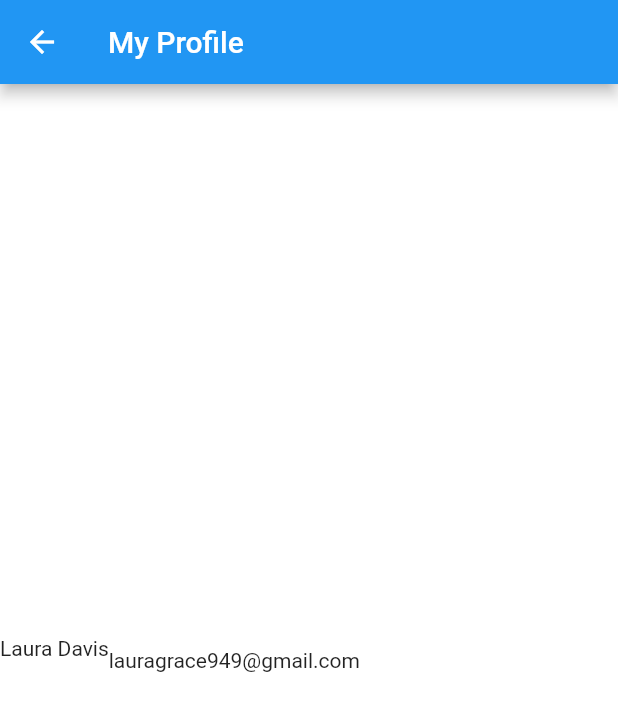
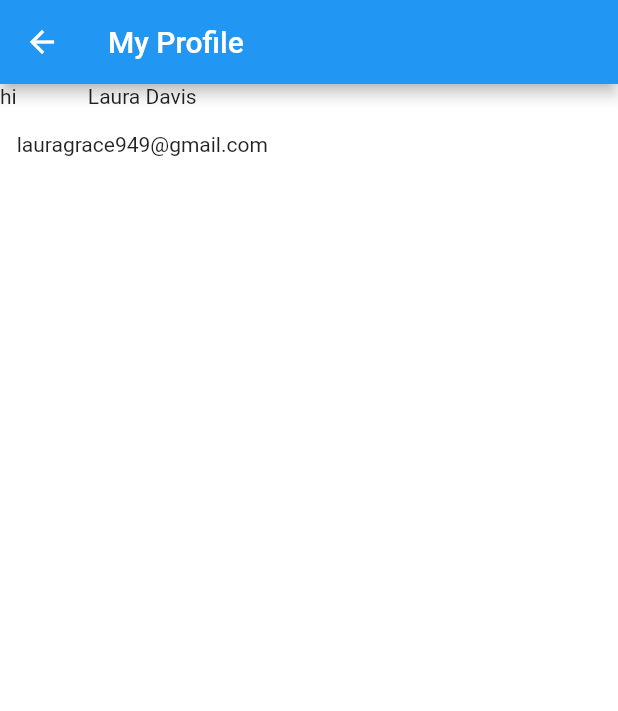
Before and after one commit to summerprogram2019/groupie, a Flutter app: the ProfileScreen screen opened by its route, on a phone screen of 412 x 824 dp. Shown: the top 711 px of the screen. Run offline on Flutter 3.47's test engine with Material 2 defaults, Android fonts, the phone set to English and light mode, and no system bars.

Commit message:
More profile stuff working yay

```diff
--- a/lib/src/screens/profile.dart
+++ b/lib/src/screens/profile.dart
@@ -49,6 +49,7 @@ class _ProfileScreenState extends State<ProfileScreen> {
     return new Padding(padding: EdgeInsets.only(bottom: 20.0));
   }
 
+
   @override
   Widget build(BuildContext context) {
     return Scaffold(
@@ -56,13 +57,20 @@ class _ProfileScreenState extends State<ProfileScreen> {
         title: new Text("My Profile"),
       ),
       backgroundColor: Colors.white,
-      body: Center(
-        child: Row(
+      body: Row(
+        children: [
+          Column(
+          children: [
+            Text("hi")
+          ],
+          ),
+          Column(
             children: [
               Text("Laura Davis\n"),
               Text("lauragrace949@gmail.com")
             ]
             )
+    ]
       )
     );
   }
```
